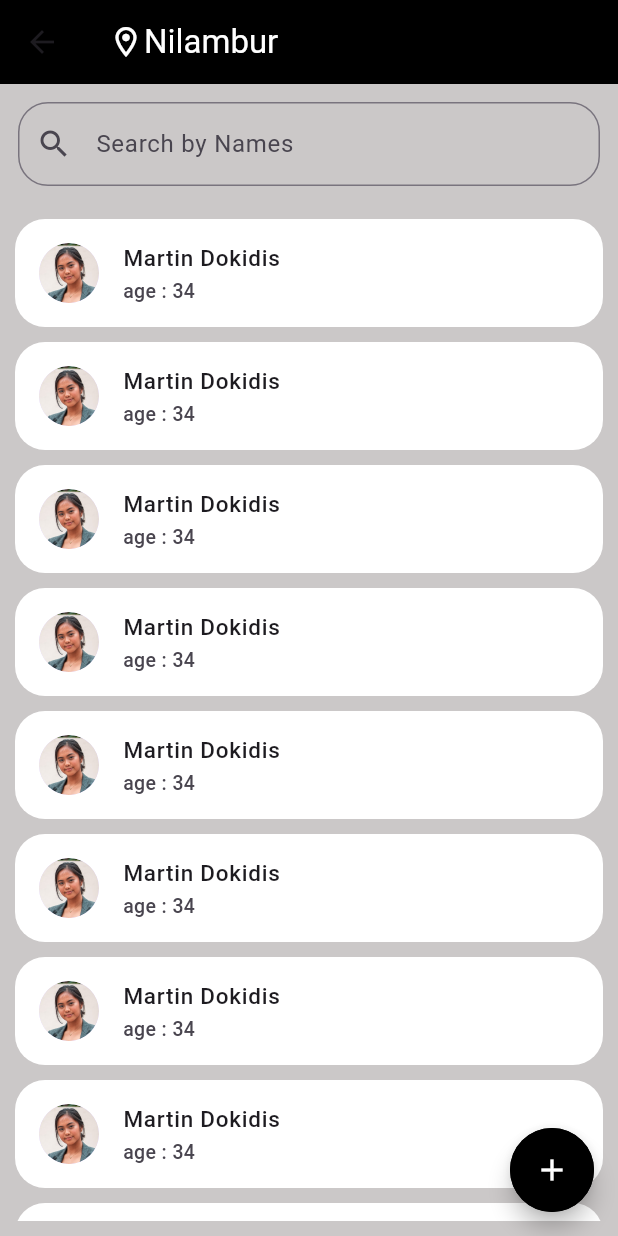
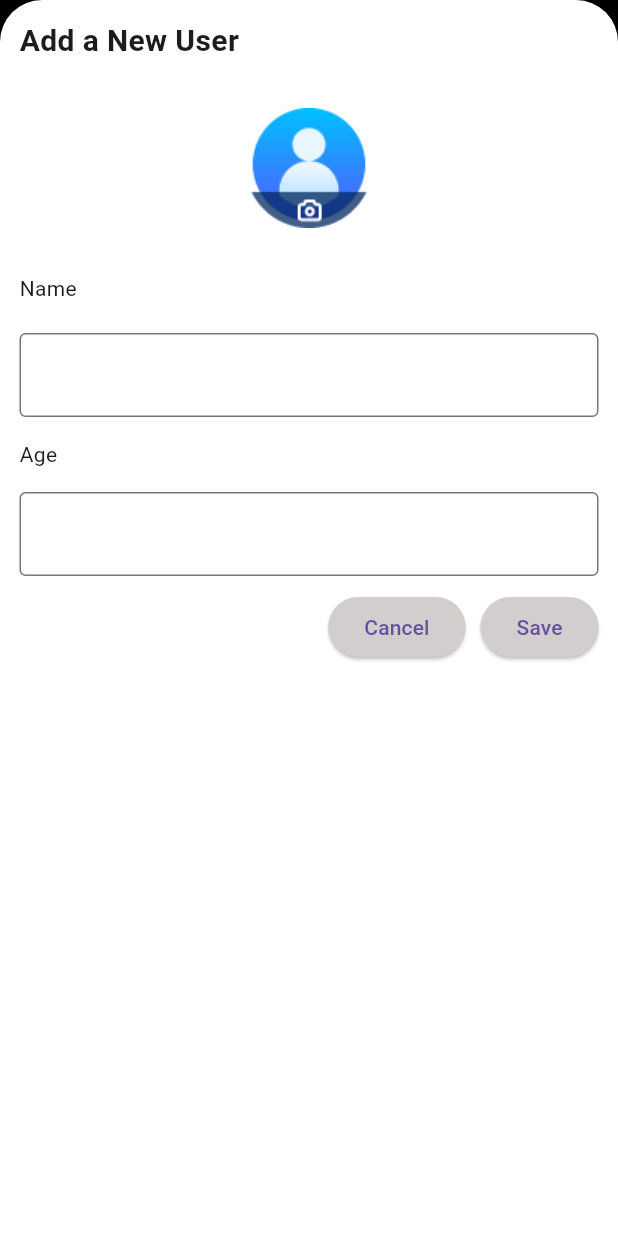
Before and after one commit to Justinkuruvila54/total_x_test, a Flutter app: the Homescreeen screen opened directly, after a tap on the "add" icon, on a phone screen of 412 x 824 dp. Run offline on Flutter 3.47's test engine with Material 3 defaults, Android fonts, the light colour scheme and no system bars.

Commit message:
ui_completed

```diff
--- a/lib/main.dart
+++ b/lib/main.dart
@@ -1,3 +1,5 @@
+// ignore_for_file: prefer_const_constructors
+
 import 'package:flutter/material.dart';
 import 'package:total_x_test/view/loginpage/loginscreen.dart';
 
--- a/lib/view/homepage/homescreen.dart
+++ b/lib/view/homepage/homescreen.dart
@@ -1,3 +1,5 @@
+// ignore_for_file: prefer_const_literals_to_create_immutables, prefer_const_constructors, sized_box_for_whitespace
+
 import 'package:flutter/cupertino.dart';
 import 'package:flutter/material.dart';
 import 'package:flutter/widgets.dart';
@@ -16,7 +18,71 @@ class _HomescreeenState extends State<Homescreeen> {
       floatingActionButton: FloatingActionButton(
         backgroundColor: Colors.black,
         shape: CircleBorder(side: BorderSide(width: 2)),
-        onPressed: () {},
+        onPressed: () {
+          showModalBottomSheet(
+            isScrollControlled: true,
+            backgroundColor: Colors.white,
+            context: context,
+            builder: (context) => Padding(
+              padding: const EdgeInsets.all(13.0),
+              child: Column(
+                crossAxisAlignment: CrossAxisAlignment.start,
+                children: [
+                  Text(
+                    "Add a New User",
+                    style: TextStyle(fontSize: 20, fontWeight: FontWeight.bold),
+                  ),
+                  Container(
+                      height: 140,
+                      width: double.infinity,
+                      child: Image.asset("assets/images/addusericon.png")),
+                  Text("Name"),
+                  SizedBox(
+                    height: 20,
+                  ),
+                  TextFormField(
+                      decoration: InputDecoration(
+                          border: OutlineInputBorder(
+                              borderSide: BorderSide(width: 2)))),
+                  SizedBox(
+                    height: 15,
+                  ),
+                  Text("Age"),
+                  SizedBox(
+                    height: 15,
+                  ),
+                  TextFormField(
+                      decoration: InputDecoration(
+                          border: OutlineInputBorder(
+                              borderSide: BorderSide(width: 2)))),
+                  SizedBox(
+                    height: 10,
+                  ),
+                  Row(
+                    mainAxisAlignment: MainAxisAlignment.end,
+                    children: [
+                      ElevatedButton(
+                          style: ButtonStyle(
+                              backgroundColor: MaterialStatePropertyAll(
+                                  const Color.fromARGB(255, 210, 206, 206))),
+                          onPressed: () {},
+                          child: Text("Cancel")),
+                      SizedBox(
+                        width: 10,
+                      ),
+                      ElevatedButton(
+                          style: ButtonStyle(
+                              backgroundColor: MaterialStatePropertyAll(
+                                  const Color.fromARGB(255, 210, 206, 206))),
+                          onPressed: () {},
+                          child: Text("Save"))
+                    ],
+                  )
+                ],
+              ),
+            ),
+          );
+        },
         child: Icon(
           Icons.add,
           color: Colors.white,
@@ -45,8 +111,10 @@ class _HomescreeenState extends State<Homescreeen> {
             child: Center(
               child: TextField(
                 decoration: InputDecoration(
+                    fillColor: const Color.fromARGB(255, 238, 227, 227),
+                    filled: true,
                     border: OutlineInputBorder(
-                        borderSide: BorderSide(width: 5),
+                        borderSide: BorderSide(width: 5, color: Colors.black),
                         borderRadius: BorderRadius.circular(20)),
                     disabledBorder:
                         OutlineInputBorder(borderSide: BorderSide(width: 1)),
--- a/lib/view/loginpage/loginscreen.dart
+++ b/lib/view/loginpage/loginscreen.dart
@@ -1,7 +1,7 @@
-// ignore_for_file: prefer_const_literals_to_create_immutables, prefer_const_constructors
+// ignore_for_file: prefer_const_literals_to_create_immutables, prefer_const_constructors, sized_box_for_whitespace
 
 import 'package:flutter/material.dart';
-import 'package:flutter/widgets.dart';
+
 import 'package:total_x_test/view/otp_verificationscreen/otp_verificationscreen.dart';
 
 class Loginscreen extends StatelessWidget {
--- a/lib/view/otp_verificationscreen/otp_verificationscreen.dart
+++ b/lib/view/otp_verificationscreen/otp_verificationscreen.dart
@@ -1,8 +1,7 @@
-// ignore_for_file: prefer_const_literals_to_create_immutables, prefer_const_constructors
+// ignore_for_file: prefer_const_literals_to_create_immutables, prefer_const_constructors, sized_box_for_whitespace, camel_case_types
 
-import 'package:flutter/cupertino.dart';
 import 'package:flutter/material.dart';
-import 'package:flutter/widgets.dart';
+
 import 'package:total_x_test/view/homepage/homescreen.dart';
 
 class Otp_verificationscreen extends StatelessWidget {
@@ -30,7 +29,7 @@ class Otp_verificationscreen extends StatelessWidget {
                 crossAxisAlignment: CrossAxisAlignment.start,
                 children: [
                   Padding(
-                    padding: const EdgeInsets.symmetric(horizontal: 20),
+                    padding: const EdgeInsets.symmetric(horizontal: 2),
                     child: Text(
                       "OTP Verification",
                       style:
```
Also changed, not shown: assets/images/addusericon.png (added).
